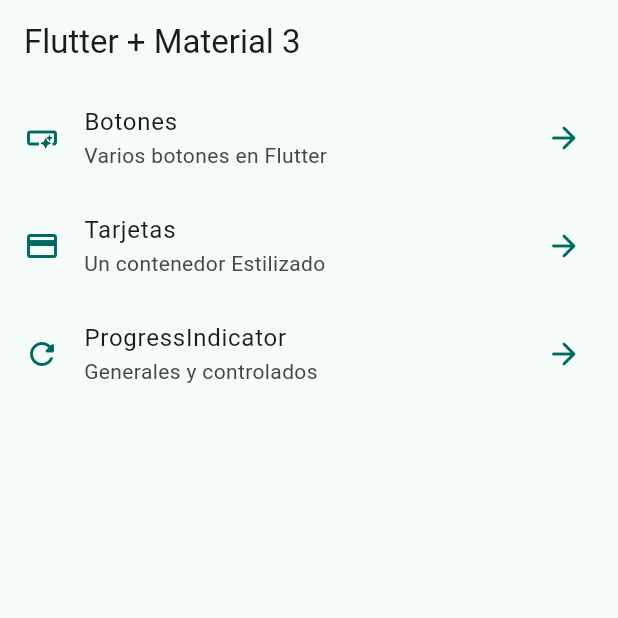
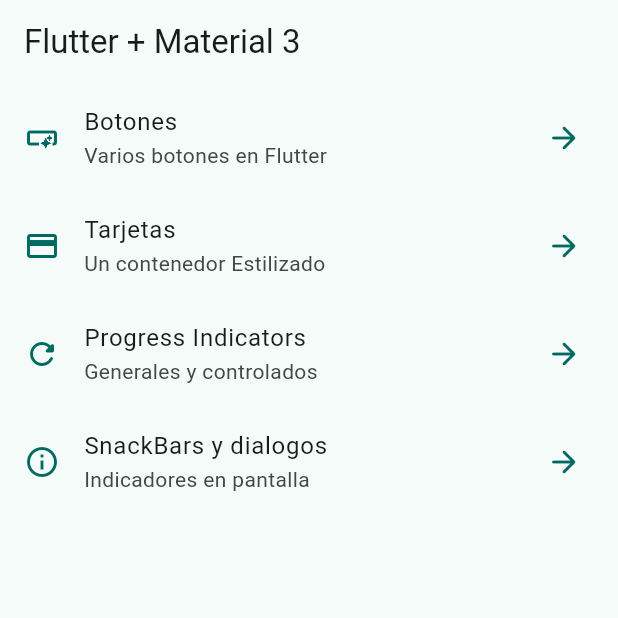
Before and after one commit to AFRT927/widgtes_app, a Flutter app: the screen it shows after launch, on a phone screen of 412 x 824 dp, the top half of it. Run offline on Flutter 3.47's test engine with Material 2 defaults, Android fonts, the phone set to English and light mode, and no system bars; our stand-ins replace go_router.

Commit message:
creacion de la pantalla snackbars y configuracion de un snackbar

```diff
--- a/lib/config/menu/menu_items.dart
+++ b/lib/config/menu/menu_items.dart
@@ -20,6 +20,7 @@ class MenuItem {
 const appMenuItems = <MenuItem>[
   MenuItem(title: 'Botones', subTitle: 'Varios botones en Flutter', link: '/buttons', icon: Icons.smart_button),
   MenuItem(title: 'Tarjetas', subTitle: 'Un contenedor Estilizado', link: '/cards', icon: Icons.credit_card),
-  MenuItem(title: 'ProgressIndicator', subTitle: 'Generales y controlados', link: '/progress', icon: Icons.refresh_rounded),
+  MenuItem(title: 'Progress Indicators', subTitle: 'Generales y controlados', link: '/progress', icon: Icons.refresh_rounded),
+  MenuItem(title: 'SnackBars y dialogos', subTitle: 'Indicadores en pantalla', link: '/snackbars', icon: Icons.info_outline)
 
 ];
--- a/lib/config/router/app_router.dart
+++ b/lib/config/router/app_router.dart
@@ -29,6 +29,13 @@ final appRouter = GoRouter(
       path: '/progress',
       name:ProgressScreen.name,
       builder: (context, state) => const ProgressScreen(),
+      ),
+
+      GoRoute(
+      path: '/snackbars',
+      name:SnackBarScreen.name,
+      builder: (context, state) => const SnackBarScreen(),
       )
+
   ]
   );
```
Also changed, not shown: lib/presentation/screens/snackbar/snackbar_screen.dart (+23 -1 lines).
